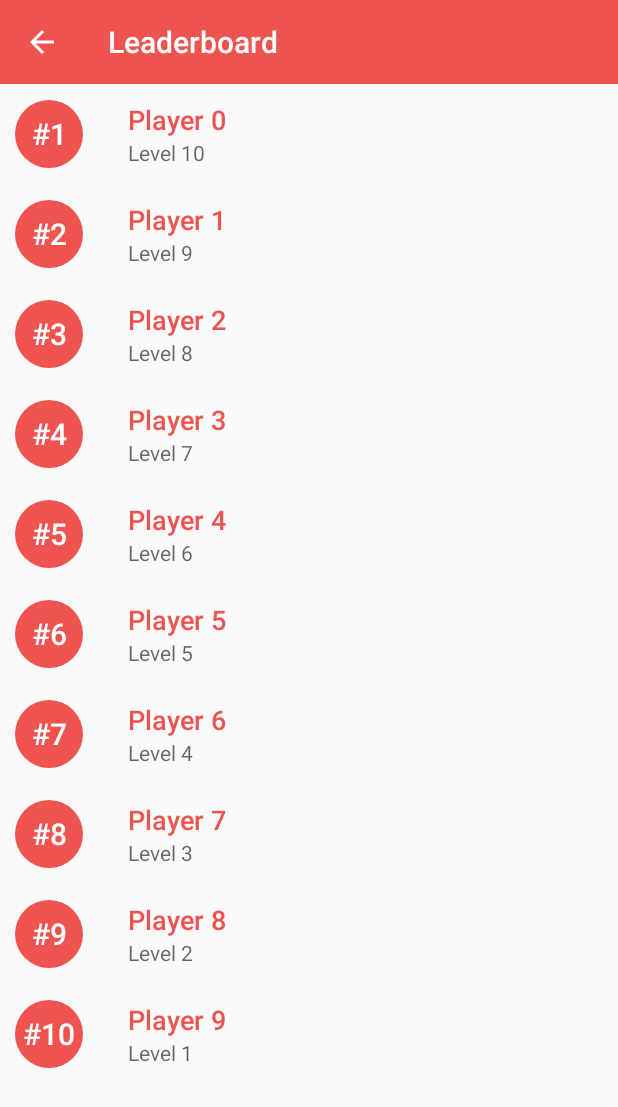
After one commit to prateekKrOraon/ProjectT2E, an Android app: the LeaderBoardActivity screen opened directly, with no data from a screen before it, on a phone screen of 412 x 824 dp. The commit adds this screen. Shown: the top 1107 px of the screen. Run offline under Robolectric (Android 15) with nearby library versions, the phone set to English and light mode, and no system bars; our stand-ins replace CircleImageView.

Commit message:
Leader board activity

```diff
--- a/app/src/main/AndroidManifest.xml
+++ b/app/src/main/AndroidManifest.xml
@@ -9,7 +9,8 @@
         android:roundIcon="@mipmap/ic_launcher_round"
         android:supportsRtl="true"
         android:theme="@style/AppTheme">
-        <activity android:name=".ui.activities.CourseDetailsActivity"></activity>
+        <activity android:name=".ui.activities.LeaderBoardActivity"></activity>
+        <activity android:name=".ui.activities.CourseDetailsActivity" />
         <activity android:name=".ui.activities.QuizResultsActivity" />
         <activity android:name=".ui.activities.AboutActivity" />
         <activity android:name=".ui.activities.PointsSummaryActivity" />
--- /dev/null
+++ b/app/src/main/java/com/think2exam/projectt2e/adapters/LeaderBoardAdapter.java
@@ -0,0 +1,48 @@
+package com.think2exam.projectt2e.adapters;
+
+import android.content.Context;
+import android.view.LayoutInflater;
+import android.view.View;
+import android.view.ViewGroup;
+
+import androidx.annotation.NonNull;
+import androidx.recyclerview.widget.RecyclerView;
+
+import com.bumptech.glide.Glide;
+import com.think2exam.projectt2e.R;
+import com.think2exam.projectt2e.modals.LeaderBoardModal;
+import com.think2exam.projectt2e.view_holders.LeaderBoardViewHolder;
+
+import java.util.ArrayList;
+
+public class LeaderBoardAdapter extends RecyclerView.Adapter<LeaderBoardViewHolder> {
+
+    ArrayList<LeaderBoardModal> list;
+    Context context;
+
+    public LeaderBoardAdapter(Context context, ArrayList<LeaderBoardModal> list){
+        this.context = context;
+        this.list = list;
+    };
+
+    @NonNull
+    @Override
+    public LeaderBoardViewHolder onCreateViewHolder(@NonNull ViewGroup parent, int viewType) {
+
+        View view = LayoutInflater.from(context).inflate(R.layout.leaderboard_item,parent,false);
+        return new LeaderBoardViewHolder(view);
+    }
+
+    @Override
+    public void onBindViewHolder(@NonNull LeaderBoardViewHolder holder, int position) {
+        holder.rank.setText(list.get(position).rank);
+        holder.name.setText(list.get(position).name);
+        holder.level.setText(list.get(position).level);
+        Glide.with(context).load(context.getDrawable(list.get(position).image)).into(holder.imageView);
+    }
+
+    @Override
+    public int getItemCount() {
+        return list.size();
+    }
+}
--- /dev/null
+++ b/app/src/main/java/com/think2exam/projectt2e/modals/LeaderBoardModal.java
@@ -0,0 +1,16 @@
+package com.think2exam.projectt2e.modals;
+
+public class LeaderBoardModal {
+
+    public int image;
+    public String name;
+    public String level;
+    public String rank;
+    public LeaderBoardModal(String rank, int image, String name, String level){
+        this.image = image;
+        this.name = name;
+        this.level = level;
+        this.rank = rank;
+    }
+
+}
--- a/app/src/main/java/com/think2exam/projectt2e/ui/activities/AboutQuizActivity.java
+++ b/app/src/main/java/com/think2exam/projectt2e/ui/activities/AboutQuizActivity.java
@@ -2,9 +2,11 @@ package com.think2exam.projectt2e.ui.activities;
 
 import androidx.appcompat.app.AppCompatActivity;
 
+import android.content.Intent;
 import android.os.Bundle;
 import android.view.View;
 import android.widget.ImageView;
+import android.widget.RelativeLayout;
 import android.widget.Toast;
 
 import com.google.android.material.bottomnavigation.BottomNavigationView;
@@ -29,11 +31,13 @@ public class AboutQuizActivity extends AppCompatActivity {
             }
         });
 
-        MaterialCardView ptp = findViewById(R.id.proceed_play_card_view);
+        RelativeLayout ptp = findViewById(R.id.proceed_play_card_view);
         ptp.setOnClickListener(new View.OnClickListener() {
             @Override
             public void onClick(View v) {
+                startActivity(new Intent(getApplicationContext(),QuizActivity.class));
                 Toast.makeText(AboutQuizActivity.this, "Quiz section", Toast.LENGTH_SHORT).show();
+                finish();
             }
         });
 
--- /dev/null
+++ b/app/src/main/java/com/think2exam/projectt2e/ui/activities/LeaderBoardActivity.java
@@ -0,0 +1,52 @@
+package com.think2exam.projectt2e.ui.activities;
+
+import androidx.appcompat.app.AppCompatActivity;
+import androidx.appcompat.widget.Toolbar;
+import androidx.recyclerview.widget.LinearLayoutManager;
+import androidx.recyclerview.widget.RecyclerView;
+
+import android.os.Bundle;
+
+import com.think2exam.projectt2e.R;
+import com.think2exam.projectt2e.adapters.LeaderBoardAdapter;
+import com.think2exam.projectt2e.modals.LeaderBoardModal;
+
+import java.util.ArrayList;
+
+public class LeaderBoardActivity extends AppCompatActivity {
+
+    RecyclerView mRecyclerView;
+    RecyclerView.LayoutManager mLayoutManager;
+    LeaderBoardAdapter mLeaderBoardAdapter;
+
+    @Override
+    protected void onCreate(Bundle savedInstanceState) {
+        super.onCreate(savedInstanceState);
+        setContentView(R.layout.activity_leader_board);
+
+        Toolbar toolbar = findViewById(R.id.toolbar_leader_board);
+        setSupportActionBar(toolbar);
+        getSupportActionBar().setDisplayHomeAsUpEnabled(true);
+
+        ArrayList<LeaderBoardModal> list = new ArrayList<>();
+
+        for(int i =0; i<10 ;i++){
+            list.add(
+                    new LeaderBoardModal(
+                            "#" + (i+1),
+                            R.drawable.outline_person_black_48,
+                            "Player " + i,
+                            "Level " + (10-i)
+                    )
+            );
+        }
+
+        mRecyclerView = findViewById(R.id.leader_board_recycler_view);
+        mLayoutManager = new LinearLayoutManager(this);
+        mLeaderBoardAdapter = new LeaderBoardAdapter(this,list);
+        mRecyclerView.setHasFixedSize(true);
+        mRecyclerView.setLayoutManager(mLayoutManager);
+        mRecyclerView.setAdapter(mLeaderBoardAdapter);
+
+    }
+}
--- a/app/src/main/java/com/think2exam/projectt2e/ui/quiz/QuizFragment.java
+++ b/app/src/main/java/com/think2exam/projectt2e/ui/quiz/QuizFragment.java
@@ -11,6 +11,8 @@ import androidx.appcompat.widget.LinearLayoutCompat;
 import androidx.fragment.app.Fragment;
 
 import com.think2exam.projectt2e.R;
+import com.think2exam.projectt2e.ui.activities.AboutQuizActivity;
+import com.think2exam.projectt2e.ui.activities.LeaderBoardActivity;
 import com.think2exam.projectt2e.ui.activities.QuizCategoryActivity;
 import com.think2exam.projectt2e.ui.activities.QuizResultsActivity;
 
@@ -31,14 +33,23 @@ public class QuizFragment extends Fragment {
             }
         });
 
-//        LinearLayoutCompat leaderBoardButton = root.findViewById(R.id.quiz_leader_board_btn);
-//
-//        leaderBoardButton.setOnClickListener(new View.OnClickListener() {
-//            @Override
-//            public void onClick(View v) {
-//                startActivity(new Intent(getActivity().getApplicationContext(), QuizResultsActivity.class));
-//            }
-//        });
+        LinearLayoutCompat leaderBoardButton = root.findViewById(R.id.quiz_leader_board_btn);
+
+        leaderBoardButton.setOnClickListener(new View.OnClickListener() {
+            @Override
+            public void onClick(View v) {
+                startActivity(new Intent(getActivity().getApplicationContext(), LeaderBoardActivity.class));
+            }
+        });
+
+        LinearLayoutCompat rulesButton = root.findViewById(R.id.quiz_rules_btn);
+
+        rulesButton.setOnClickListener(new View.OnClickListener() {
+            @Override
+            public void onClick(View v) {
+                startActivity(new Intent(getActivity().getApplicationContext(), AboutQuizActivity.class));
+            }
+        });
 
         return root;
     }
--- /dev/null
+++ b/app/src/main/java/com/think2exam/projectt2e/view_holders/LeaderBoardViewHolder.java
@@ -0,0 +1,27 @@
+package com.think2exam.projectt2e.view_holders;
+
+import android.view.View;
+
+import androidx.annotation.NonNull;
+import androidx.appcompat.widget.AppCompatTextView;
+import androidx.recyclerview.widget.RecyclerView;
+
+import com.think2exam.projectt2e.R;
+
+import de.hdodenhof.circleimageview.CircleImageView;
+
+public class LeaderBoardViewHolder extends RecyclerView.ViewHolder {
+
+    public CircleImageView imageView;
+    public AppCompatTextView name;
+    public AppCompatTextView level;
+    public AppCompatTextView rank;
+
+    public LeaderBoardViewHolder(@NonNull View itemView) {
+        super(itemView);
+        imageView = itemView.findViewById(R.id.leader_board_image);
+        name = itemView.findViewById(R.id.leader_board_name);
+        level = itemView.findViewById(R.id.leader_board_level);
+        rank = itemView.findViewById(R.id.leader_board_rank);
+    }
+}
--- a/app/src/main/res/layout/activity_about_quiz.xml
+++ b/app/src/main/res/layout/activity_about_quiz.xml
@@ -2,7 +2,7 @@
     android:layout_height="match_parent"
     android:layout_width="match_parent"
     xmlns:app="http://schemas.android.com/apk/res-auto"
-    android:background="@color/homeRecyclerView"
+    android:background="@color/grey_light"
     xmlns:android="http://schemas.android.com/apk/res/android">
 
 
@@ -32,15 +32,13 @@
                 android:gravity="center"/>
 
 
-        <com.google.android.material.card.MaterialCardView
+        <RelativeLayout
             android:id="@+id/proceed_play_card_view"
             android:layout_width="match_parent"
             android:layout_height="40dp"
             android:layout_alignParentBottom="true"
             android:layout_margin="10dp"
-            app:cardCornerRadius="10dp"
-            app:cardBackgroundColor="@color/colorPrimaryDark"
-            app:cardElevation="10dp">
+            android:background="@drawable/stadium_border_button">
 
             <TextView
                 android:layout_width="wrap_content"
@@ -48,10 +46,11 @@
                 android:text="Proceed to Play"
                 android:textAlignment="center"
                 android:layout_gravity="center"
+                android:layout_centerInParent="true"
                 android:textAppearance="@style/TextAppearance.AppCompat.Body2"
                 android:textColor="@color/white" />
 
-        </com.google.android.material.card.MaterialCardView>
+        </RelativeLayout>
 
     </RelativeLayout>
 
--- /dev/null
+++ b/app/src/main/res/layout/activity_leader_board.xml
@@ -0,0 +1,35 @@
+<?xml version="1.0" encoding="utf-8"?>
+<androidx.coordinatorlayout.widget.CoordinatorLayout xmlns:android="http://schemas.android.com/apk/res/android"
+    xmlns:app="http://schemas.android.com/apk/res-auto"
+    xmlns:tools="http://schemas.android.com/tools"
+    android:layout_width="match_parent"
+    android:layout_height="match_parent"
+    tools:context=".ui.activities.LeaderBoardActivity">
+
+    <androidx.recyclerview.widget.RecyclerView
+        android:id="@+id/leader_board_recycler_view"
+        android:layout_width="match_parent"
+        android:layout_height="match_parent"
+        android:layout_marginTop="?attr/actionBarSize"/>
+
+    <com.google.android.material.appbar.AppBarLayout
+        android:id="@+id/appBarLayout_leader_board"
+        android:layout_width="match_parent"
+        android:layout_height="wrap_content"
+        android:theme="@style/AppTheme"
+        app:elevation="0dp">
+
+        <androidx.appcompat.widget.Toolbar
+            android:id="@+id/toolbar_leader_board"
+            android:layout_width="match_parent"
+            android:layout_height="?attr/actionBarSize"
+            android:background="@color/colorAccent"
+            android:theme="@style/ToolbarTheme"
+            app:popupTheme="@style/AppTheme"
+            app:title="@string/leaderboard"
+            app:titleTextColor="@color/white">
+
+        </androidx.appcompat.widget.Toolbar>
+    </com.google.android.material.appbar.AppBarLayout>
+
+</androidx.coordinatorlayout.widget.CoordinatorLayout>
--- a/app/src/main/res/layout/activity_points_summary.xml
+++ b/app/src/main/res/layout/activity_points_summary.xml
@@ -75,7 +75,7 @@
             android:layout_height="55dp"
             app:civ_border_width="2dp"
             app:civ_border_color="@color/colorAccent"
-            android:src="@drawable/outline_person_black_48"/>
+            android:src="@drawable/prateek"/>
 
         <androidx.appcompat.widget.LinearLayoutCompat
             android:layout_width="match_parent"
--- a/app/src/main/res/layout/fragment_profile.xml
+++ b/app/src/main/res/layout/fragment_profile.xml
@@ -25,6 +25,14 @@
             android:paddingLeft="20dp"
             android:paddingRight="20dp">
 
+
+            <de.hdodenhof.circleimageview.CircleImageView
+                android:layout_width="75dp"
+                android:layout_height="75dp"
+                android:src="@drawable/prateek"
+                app:civ_border_color="@color/colorAccent"
+                app:civ_border_width="2dp" />
+
             <androidx.appcompat.widget.LinearLayoutCompat
                 android:layout_width="match_parent"
                 android:layout_height="wrap_content"
@@ -47,13 +55,6 @@
                     android:textSize="15sp"/>
 
             </androidx.appcompat.widget.LinearLayoutCompat>
-
-            <de.hdodenhof.circleimageview.CircleImageView
-                android:layout_width="75dp"
-                android:layout_height="75dp"
-                android:src="@drawable/prateek"
-                app:civ_border_width="2dp"
-                app:civ_border_color="@color/colorAccent" />
 
 
         </androidx.appcompat.widget.LinearLayoutCompat>
--- /dev/null
+++ b/app/src/main/res/layout/leaderboard_item.xml
@@ -0,0 +1,74 @@
+<?xml version="1.0" encoding="utf-8"?>
+<androidx.appcompat.widget.LinearLayoutCompat
+    xmlns:android="http://schemas.android.com/apk/res/android"
+    xmlns:app="http://schemas.android.com/apk/res-auto"
+    android:id="@+id/summary_profile_layout"
+    android:layout_width="match_parent"
+    android:layout_height="wrap_content"
+    android:layout_marginTop="5dp"
+    android:layout_marginBottom="5dp"
+    android:gravity="center_vertical"
+    android:orientation="horizontal"
+    android:paddingStart="10dp"
+    android:paddingLeft="10dp"
+    android:paddingTop="5dp"
+    android:paddingEnd="10dp"
+    android:paddingRight="10dp"
+    android:paddingBottom="5dp"
+    app:layout_constraintTop_toBottomOf="@+id/level_layout">
+
+    <RelativeLayout
+        android:layout_width="45dp"
+        android:layout_height="45dp"
+        android:layout_marginRight="10dp"
+        android:background="@drawable/circular_layout">
+
+        <androidx.appcompat.widget.AppCompatTextView
+            android:id="@+id/leader_board_rank"
+            android:layout_width="match_parent"
+            android:layout_height="match_parent"
+            android:gravity="center"
+            android:text="#1"
+            android:textAlignment="center"
+            android:textAppearance="@style/TextAppearance.AppCompat.Title"
+            android:textColor="@color/white"/>
+
+    </RelativeLayout>
+
+    <androidx.appcompat.widget.LinearLayoutCompat
+        android:layout_width="match_parent"
+        android:layout_height="match_parent"
+        android:layout_marginStart="10dp"
+        android:layout_marginLeft="10dp"
+        android:gravity="center_vertical"
+        android:orientation="vertical">
+
+        <TextView
+            android:id="@+id/leader_board_name"
+            android:layout_width="match_parent"
+            android:layout_height="wrap_content"
+            android:layout_marginLeft="10dp"
+            android:text="@string/your_name"
+            android:textAppearance="@style/TextAppearance.AppCompat.Title"
+            android:textColor="@color/colorAccent"
+            android:textSize="18sp"/>
+        <TextView
+            android:id="@+id/leader_board_level"
+            android:layout_width="match_parent"
+            android:layout_height="wrap_content"
+            android:layout_marginLeft="10dp"
+            android:text="@string/summary_level"
+            android:textAppearance="@style/TextAppearance.AppCompat.Caption"
+            android:textSize="14sp"/>
+
+    </androidx.appcompat.widget.LinearLayoutCompat>
+
+    <de.hdodenhof.circleimageview.CircleImageView
+        android:id="@+id/leader_board_image"
+        android:layout_width="45dp"
+        android:layout_height="45dp"
+        android:src="@drawable/outline_person_black_48"
+        app:civ_border_color="@color/colorAccent"
+        app:civ_border_width="2dp"/>
+
+</androidx.appcompat.widget.LinearLayoutCompat>
```
